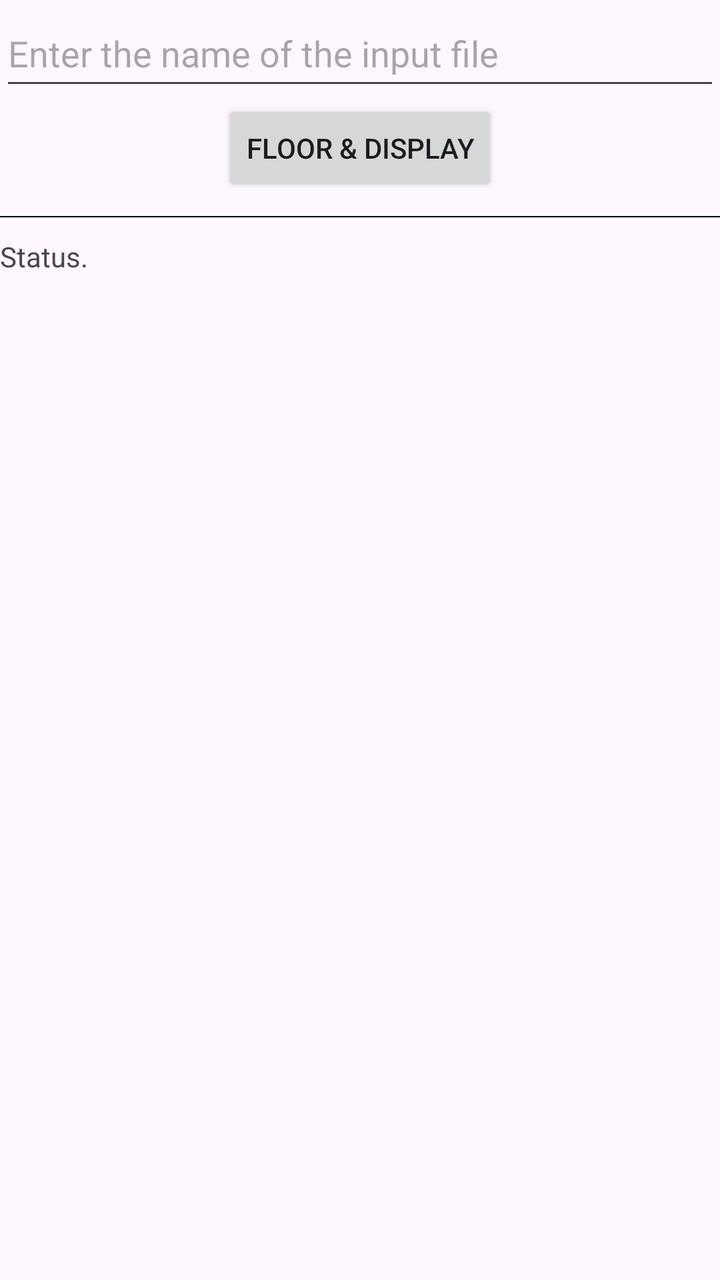
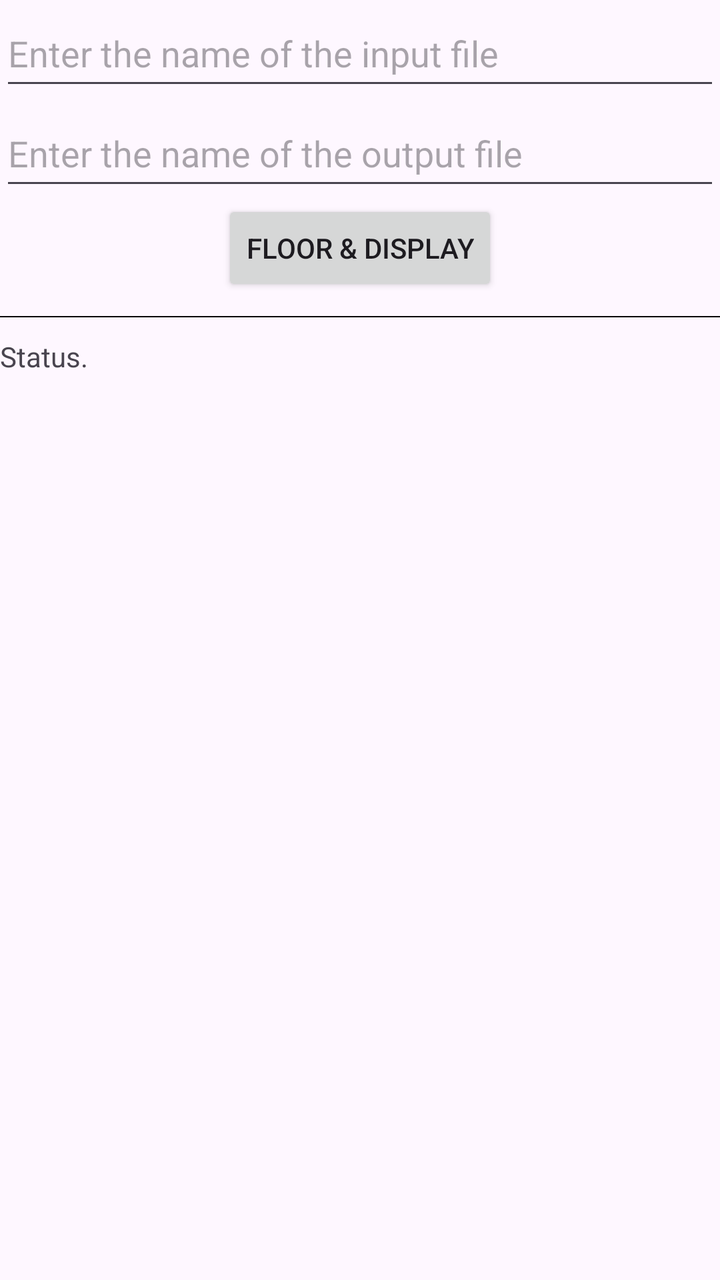

Screens rendered from an Android XML layout before and after an edit, with the pre-edit source and the edit as a unified diff.
<!-- AndroidManifest.xml: application theme Theme.MyL1 -->
<!-- res/layout/activity_main.xml -->
<?xml version="1.0" encoding="utf-8"?>
<LinearLayout xmlns:android="http://schemas.android.com/apk/res/android"
    xmlns:app="http://schemas.android.com/apk/res-auto"
    xmlns:tools="http://schemas.android.com/tools"
    android:id="@+id/main"
    android:orientation="vertical"
    android:layout_width="match_parent"
    android:layout_height="match_parent"
    tools:context=".MainActivity">

    <EditText
        android:id="@+id/edit_infile"
        android:layout_width="match_parent"
        android:layout_height="50dp"
        android:hint="@string/edit_infile" />

    <Button
        android:layout_width="wrap_content"
        android:layout_height="wrap_content"
        android:layout_gravity="center_horizontal"
        android:onClick="processPress"
        android:text="@string/button_fd" />

    

    <Space
        android:layout_width="match_parent"
        android:layout_height="10dp" />

    <View
        android:layout_width="fill_parent"
        android:layout_height="0.5dp"
        android:background="#000000" />

    <Space
        android:layout_width="match_parent"
        android:layout_height="10dp" />

    

    <ScrollView
        android:id="@+id/SCROLLER_ID"
        android:layout_width="fill_parent"
        android:layout_height="wrap_content"
        android:scrollbars="vertical"
        android:fillViewport="true">

        <TextView
            android:id="@+id/text_main"
            android:layout_width="match_parent"
            android:layout_height="match_parent"
            android:text="@string/text_main" />

    </ScrollView>

</LinearLayout>
<!-- resources referenced by this layout -->
<resources>
  <string name="button_fd">Floor &amp; Display</string>
  <string name="edit_infile">Enter the name of the input file</string>
  <string name="text_main">Status.</string>
  <style name="Theme.MyL1" parent="Base.Theme.MyL1" />
  <style name="Base.Theme.MyL1" parent="Theme.Material3.DayNight.NoActionBar">
          
          
      </style>
</resources>

<!-- the commit's change to res/layout/activity_main.xml (unified diff, before → after) -->
@@ -14,14 +14,18 @@
         android:layout_height="50dp"
         android:hint="@string/edit_infile" />
 
+    <EditText
+        android:id="@+id/edit_outfile"
+        android:layout_width="match_parent"
+        android:layout_height="50dp"
+        android:hint="@string/edit_outfile" />
+
     <Button
         android:layout_width="wrap_content"
         android:layout_height="wrap_content"
         android:layout_gravity="center_horizontal"
         android:onClick="processPress"
         android:text="@string/button_fd" />
-
-    
 
     <Space
         android:layout_width="match_parent"
@@ -35,8 +39,6 @@
     <Space
         android:layout_width="match_parent"
         android:layout_height="10dp" />
-
-    
 
     <ScrollView
         android:id="@+id/SCROLLER_ID"
<!-- resource entries referenced after the edit -->
@@ -2,6 +2,7 @@
 <resources>
   <string name="button_fd">Floor &amp; Display</string>
   <string name="edit_infile">Enter the name of the input file</string>
+  <string name="edit_outfile">Enter the name of the output file</string>
   <string name="text_main">Status.</string>
   <style name="Theme.MyL1" parent="Base.Theme.MyL1" />
   <style name="Base.Theme.MyL1" parent="Theme.Material3.DayNight.NoActionBar">
